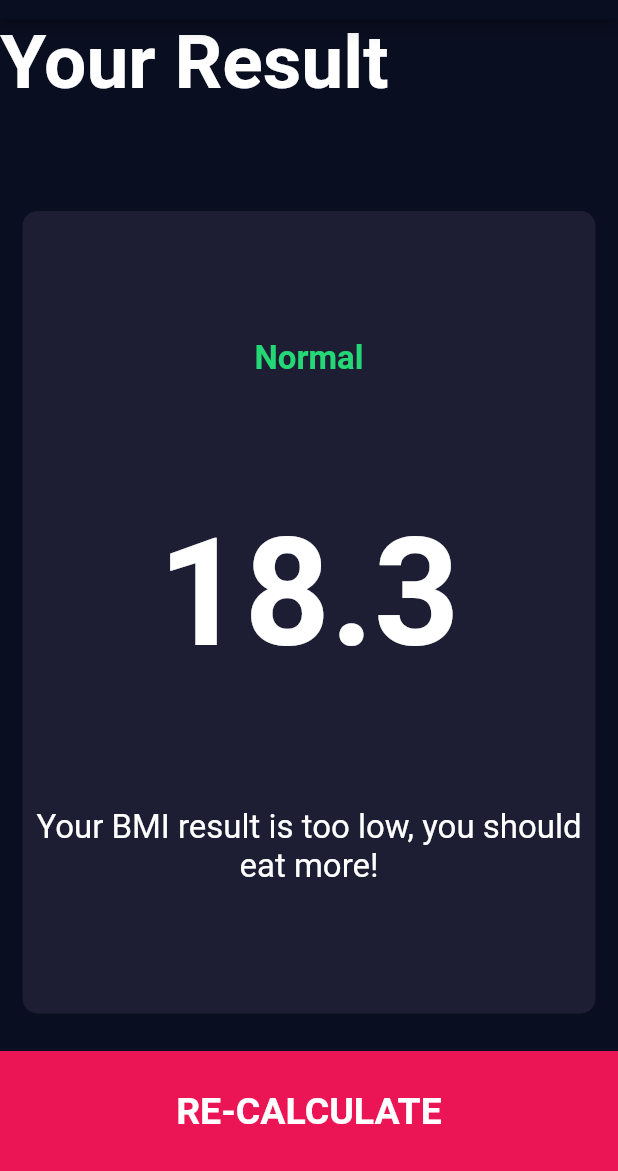
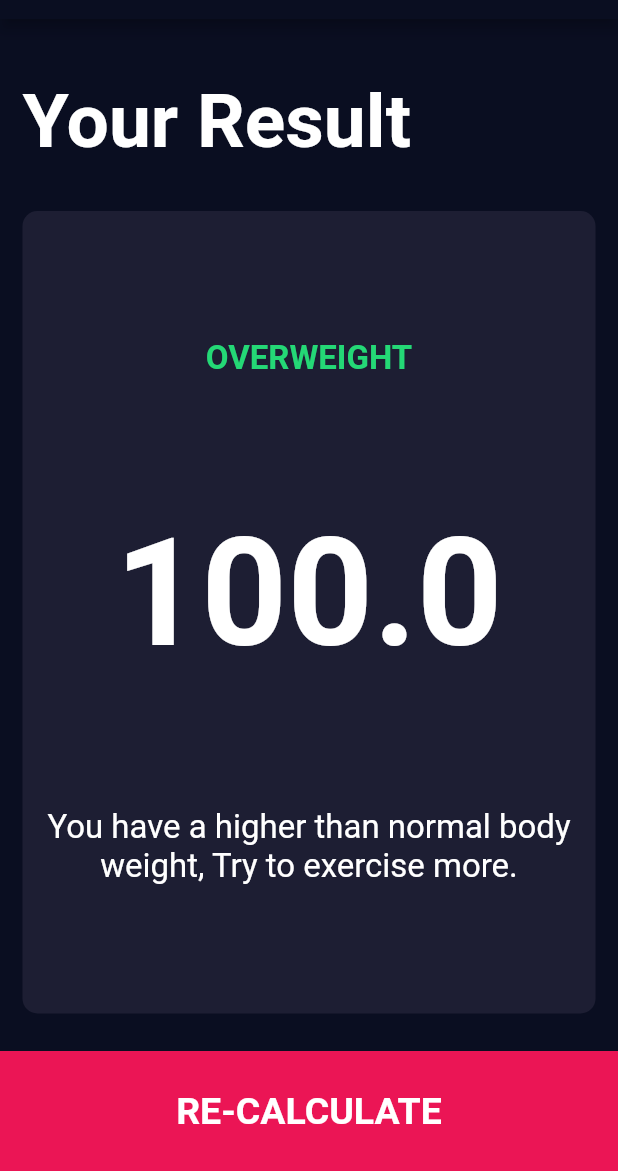
Before and after one commit to Terrence-Beckham/bmi_calc_app, a Flutter app: the screen it shows after launch, after a tap on "Calculate", on a phone screen of 412 x 824 dp, the part 65-1236 px from its top. Run offline on Flutter 3.47's test engine with Material 2 defaults, Android fonts, the phone set to English and light mode, and no system bars; our stand-ins replace font_awesome_flutter.

Commit message:
finished results page functionality

```diff
--- /dev/null
+++ b/lib/screens/calculator_brain.dart
@@ -0,0 +1,34 @@
+import 'dart:math';
+
+class CalculatorBrain {
+  CalculatorBrain({required this.height, required this.weight});
+
+  late int height;
+  late int weight;
+
+  late double _bmi;
+  String calculateBMI() {
+    _bmi = weight / pow(height / 100, 2);
+    return _bmi.toStringAsFixed(1);
+  }
+
+  String getResult() {
+    if (_bmi >= 25) {
+      return 'Overweight';
+    } else if (_bmi > 18.5) {
+      return 'Normal';
+    } else {
+      return 'Underweight';
+    }
+  }
+
+  String getInterpretation() {
+    if (_bmi >= 25) {
+      return 'You have a higher than normal body weight, Try to exercise more.';
+    } else if (_bmi > 18.5) {
+      return 'You have a normal body weight. Good job!';
+    } else {
+      return 'You have a lower than normal body weight. You can eat a bit more';
+    }
+  }
+}
--- a/lib/screens/input_page.dart
+++ b/lib/screens/input_page.dart
@@ -1,3 +1,4 @@
+import 'package:bmi_calc_app/screens/calculator_brain.dart';
 import 'package:bmi_calc_app/screens/results_page.dart';
 import 'package:bmi_calc_app/components/round_icon_button.dart';
 import 'package:flutter/material.dart';
@@ -228,8 +229,14 @@ class _InputPageState extends State<InputPage> {
           BottomButton(
             buttonTitle: 'Calculate',
             onTap: () {
+              CalculatorBrain calc =
+                  CalculatorBrain(height: height, weight: weight);
               Navigator.push(context, MaterialPageRoute(builder: (context) {
-                return const ResultsPage();
+                return ResultsPage(
+                  bmiResult: calc.calculateBMI(),
+                  resultText: calc.getResult(),
+                  interpretation: calc.getInterpretation(),
+                );
               }));
             },
           ),
--- a/lib/screens/results_page.dart
+++ b/lib/screens/results_page.dart
@@ -5,7 +5,15 @@ import 'package:flutter/material.dart';
 import '../constants.dart';
 
 class ResultsPage extends StatelessWidget {
-  const ResultsPage({Key? key}) : super(key: key);
+  ResultsPage({
+    required this.bmiResult,
+    required this.resultText,
+    required this.interpretation,
+  });
+
+  late final String bmiResult;
+  late final String resultText;
+  late final String interpretation;
 
   @override
   Widget build(BuildContext context) {
@@ -18,10 +26,14 @@ class ResultsPage extends StatelessWidget {
         crossAxisAlignment: CrossAxisAlignment.stretch,
         children: [
           //Title
-          const Expanded(
-            child: Text(
-              'Your Result',
-              style: kTitleTextStyle,
+          Expanded(
+            child: Container(
+              padding: const EdgeInsets.all(15.0),
+              alignment: Alignment.bottomLeft,
+              child: const Text(
+                'Your Result',
+                style: kTitleTextStyle,
+              ),
             ),
           ),
           Expanded(
@@ -31,17 +43,17 @@ class ResultsPage extends StatelessWidget {
                 cardChild: Column(
                   mainAxisAlignment: MainAxisAlignment.spaceEvenly,
                   crossAxisAlignment: CrossAxisAlignment.center,
-                  children: const [
+                  children: [
                     Text(
-                      'Normal',
+                      resultText.toUpperCase(),
                       style: kResultTextStyle,
                     ),
                     Text(
-                      '18.3',
+                      bmiResult,
                       style: kBMITextStyle,
                     ),
                     Text(
-                      'Your BMI result is too low, you should eat more!',
+                      interpretation,
                       style: kBodyTextStyle,
                       textAlign: TextAlign.center,
                     ),
```
